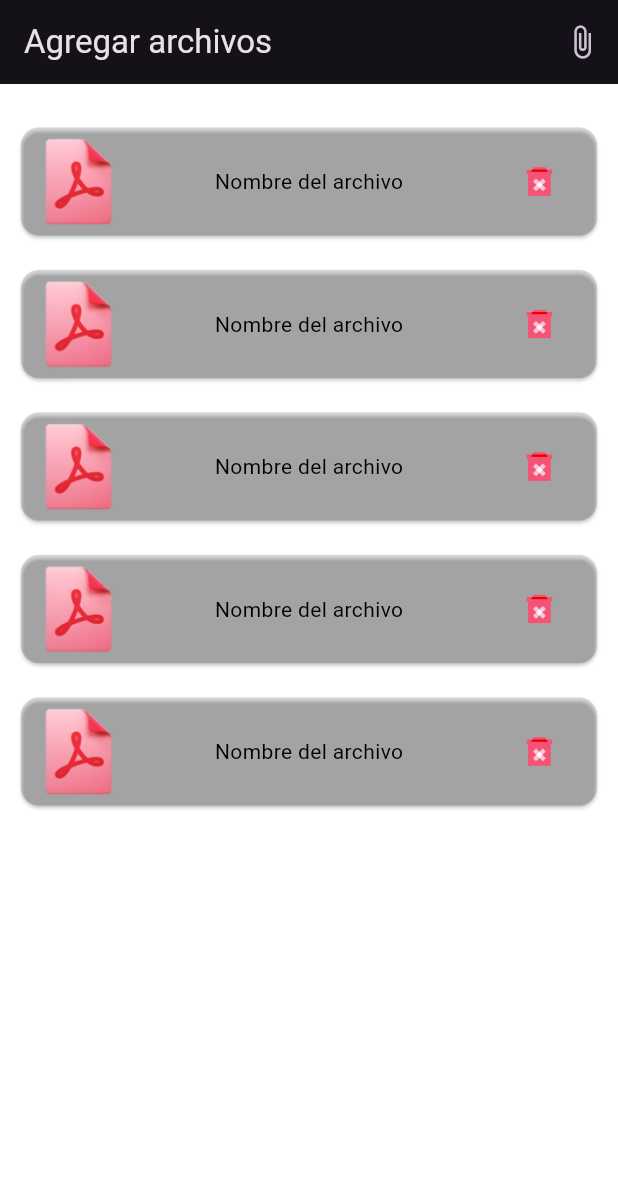
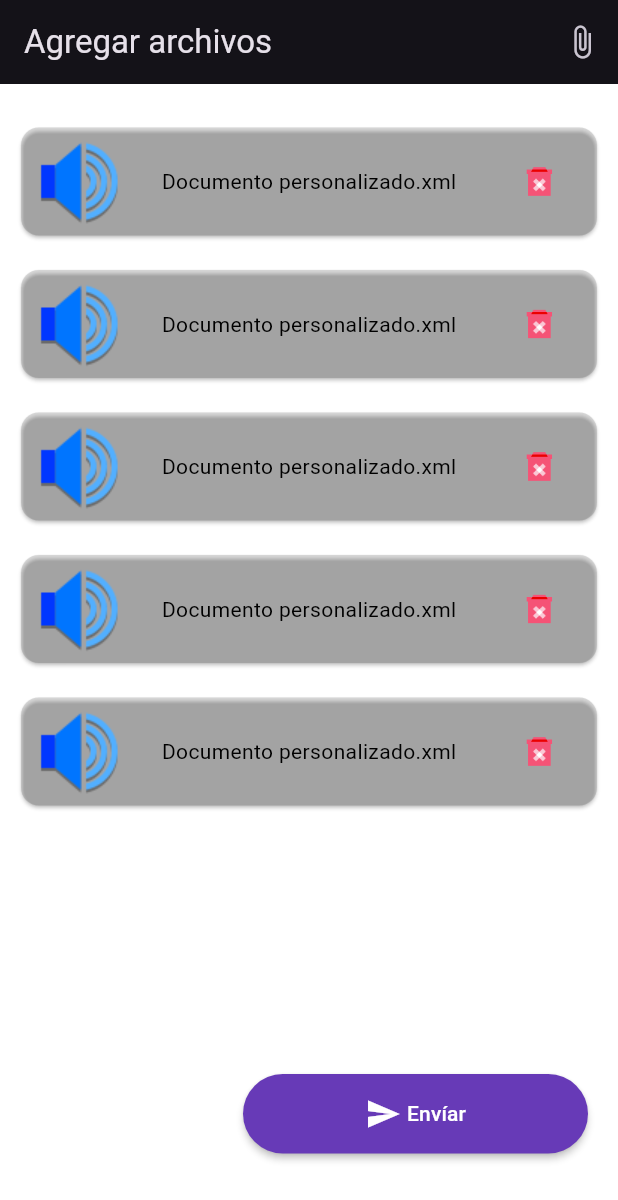
Before and after one commit to mike-one/ejercicio-message, a Flutter app: the screen it shows after launch, on a phone screen of 412 x 824 dp. Shown: the top 1200 px of the screen. Run offline on Flutter 3.47's test engine with Material 2 defaults, Android fonts, the phone set to English and light mode, and no system bars; drawn by our look-alikes of progress_state_button; project files that could hold a hidden picture were left out.

Commit message:
dashboard page

```diff
--- a/lib/presentation/screens/dashboard_screen.dart
+++ b/lib/presentation/screens/dashboard_screen.dart
@@ -1,23 +1,20 @@
-import 'package:ejercicio_files/presentation/widgets/share/files_scrollable_view.dart';
 import 'package:flutter/material.dart';
 import 'package:provider/provider.dart';
-import 'package:ejercicio_files/config/theme/app_theme.dart';
+import 'package:ejercicio_files/domain/file_entity.dart';
+import 'package:ejercicio_files/domain/file_type.dart';
 import 'package:ejercicio_files/presentation/providers/file_provider.dart';
+import 'package:ejercicio_files/presentation/widgets/dashboard/dashboard_page.dart';
 
 class Dashboard extends StatelessWidget {
-  const Dashboard
-
-  ({super.key});
+  const Dashboard({super.key});
 
   // ignore: non_constant_identifier_names
-  Widget _add_icon() =>
-      IconButton(
+  Widget _add_icon() => IconButton(
         onPressed: () {},
         icon: const Icon(Icons.attach_file),
       );
 
-  Widget _title() =>
-      const Text(
+  Widget _title() => const Text(
         'Agregar archivos',
         style: TextStyle(fontFamily: 'Roboto'),
       );
@@ -32,10 +29,13 @@ class Dashboard extends StatelessWidget {
       ),
       body: fileProvider.isloading
           ? const Center(child: CircularProgressIndicator(strokeWidth: 2))
-          : Container(
-        color: WHITE_SOLID,
-        child: const FileScrollableView(),
-      ),
+          : DashboardPage(
+              file: FileEntity(
+                path: 'some',
+                name: 'Documento personalizado.xml',
+                type: FileType.audio,
+              ),
+            ),
     );
   }
 }
--- /dev/null
+++ b/lib/presentation/widgets/dashboard/dashboard_page.dart
@@ -0,0 +1,54 @@
+import 'package:ejercicio_files/config/theme/app_theme.dart';
+import 'package:ejercicio_files/domain/file_entity.dart';
+import 'package:ejercicio_files/presentation/widgets/dashboard/files_scrollable_view.dart';
+import 'package:flutter/material.dart';
+import 'package:progress_state_button/iconed_button.dart';
+import 'package:progress_state_button/progress_button.dart';
+
+class DashboardPage extends StatelessWidget {
+  final FileEntity file;
+
+  const DashboardPage({super.key, required this.file});
+
+  Widget button() => ProgressButton.icon(iconedButtons: {
+        ButtonState.idle: IconedButton(
+            text: "Envíar",
+            icon: const Icon(Icons.send, color: Colors.white),
+            color: Colors.deepPurple.shade500),
+        ButtonState.loading:
+            IconedButton(text: "Enviando", color: Colors.deepPurple.shade700),
+        ButtonState.fail: IconedButton(
+            text: "Falló",
+            icon: const Icon(Icons.cancel, color: Colors.white),
+            color: Colors.red.shade300),
+        ButtonState.success: IconedButton(
+            text: "Enviado",
+            icon: const Icon(
+              Icons.check_circle,
+              color: Colors.white,
+            ),
+            color: Colors.green.shade400)
+      }, onPressed: () {}, state: ButtonState.idle);
+
+  @override
+  Widget build(BuildContext context) {
+    return Container(
+      color: WHITE_SOLID,
+      child: Stack(
+        alignment: Alignment.bottomRight,
+        children: [
+          FileScrollableView(
+            file: file,
+          ),
+          Container(
+            padding: const EdgeInsets.only(
+              bottom: 55,
+              right: 20,
+            ),
+            child: button(),
+          ),
+        ],
+      ),
+    );
+  }
+}
--- a/lib/presentation/widgets/share/files_scrollable_view.dart
+++ b/lib/presentation/widgets/dashboard/files_scrollable_view.dart
@@ -1,12 +1,13 @@
-import 'package:ejercicio_files/domain/file_entity.dart';
-import 'package:ejercicio_files/domain/file_type.dart';
-import 'package:ejercicio_files/presentation/providers/file_provider.dart';
-import 'package:ejercicio_files/presentation/widgets/share/item_file.dart';
 import 'package:flutter/cupertino.dart';
 import 'package:provider/provider.dart';
+import 'package:ejercicio_files/domain/file_entity.dart';
+import 'package:ejercicio_files/presentation/providers/file_provider.dart';
+import 'package:ejercicio_files/presentation/widgets/dashboard/item_file.dart';
 
 class FileScrollableView extends StatelessWidget {
-  const FileScrollableView({super.key});
+  const FileScrollableView({super.key, required this.file});
+
+  final FileEntity file;
 
   @override
   Widget build(BuildContext context) {
@@ -23,11 +24,7 @@ class FileScrollableView extends StatelessWidget {
           itemCount: 5,
           itemBuilder: (context, index) {
             return ItemFile(
-              file: FileEntity(
-                path: '',
-                name: 'Nombre del archivo',
-                type: FileType.pdf,
-              ),
+              file: file,
             );
           },
         ),
--- a/pubspec.yaml
+++ b/pubspec.yaml
@@ -36,6 +36,7 @@ dependencies:
   # Use with the CupertinoIcons class for iOS style icons.
   cupertino_icons: ^1.0.2
   provider: ^6.0.5
+  progress_state_button: "^1.0.4"
 
 dev_dependencies:
   flutter_test:
```
Also changed, not shown: lib/presentation/widgets/dashboard/item_file.dart (renamed from lib/presentation/widgets/share/item_file.dart), pubspec.lock.
